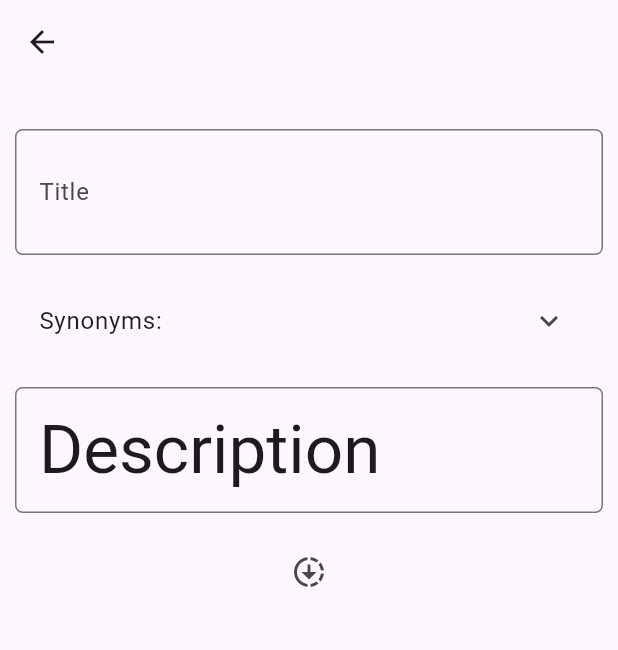
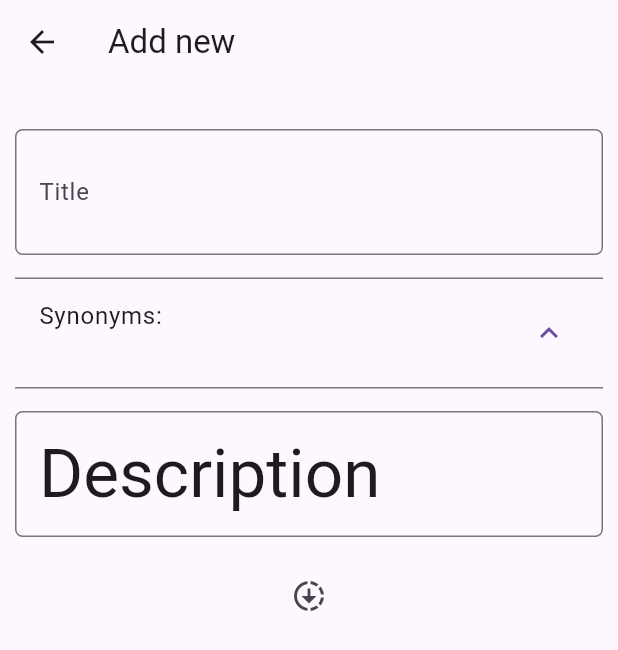
Before and after one commit to eugensosna/wortschatzchen_quiz, a Flutter app: the screen it shows after launch, after a tap on the "add" icon, on a phone screen of 412 x 824 dp. Shown: the top 650 px of the screen. Run offline on Flutter 3.47's test engine with Material 3 defaults, Android fonts, the phone set to English and light mode, and no system bars; our stand-ins replace drift, sqlite3_flutter_libs; missing offline and left inert: sqlite3, translator; accounts and stored records are empty; generated files the repository leaves out were written again.

Commit message:
add translated

```diff
--- a/lib/db/db.dart
+++ b/lib/db/db.dart
@@ -49,6 +49,8 @@ class Synonyms extends Table {
 
   TextColumn get name => text()();
   IntColumn get baseLang => integer().references(Languages, #id)();
+  TextColumn get translatedName => text()();
+
 }
 
 @DriftDatabase(tables: [Languages, Words, Synonyms, TranslatedWords])
--- a/lib/main.dart
+++ b/lib/main.dart
@@ -40,7 +40,6 @@ class MyHomePage extends StatefulWidget {
 }
 
 class _MyHomePageState extends State<MyHomePage> {
-  int _counter = 0;
   List<Word> listWords = [];
 
   @override
@@ -48,20 +47,9 @@ class _MyHomePageState extends State<MyHomePage> {
     super.initState();
   }
 
-  void _incrementCounter() {
-    setState(() {
-      // This call to setState tells the Flutter framework that something has
-      // changed in this State, which causes it to rerun the build method below
-      // so that the display can reflect the updated values. If we changed
-      // _counter without calling setState(), then the build method would not be
-      // called again, and so nothing would appear to happen.
-      _counter++;
-    });
-  }
 
   @override
   Widget build(BuildContext context) {
-    int counttest = 10;
     final theme = Theme.of(context);
     return MaterialApp(
       title: "Wortschatzchen",
--- a/lib/screens/words_detail.dart
+++ b/lib/screens/words_detail.dart
@@ -1,21 +1,35 @@
 import 'package:drift/drift.dart';
 import 'package:flutter/material.dart';
 import 'package:flutter/widgets.dart';
+import 'package:translator/translator.dart';
 import 'package:wortschatzchen_quiz/db/db.dart';
 import 'package:wortschatzchen_quiz/db/dbHelper.dart';
 import 'package:wortschatzchen_quiz/models/LeipzigWord.dart';
 
 class WordsDetail extends StatefulWidget {
-  const WordsDetail({super.key});
+  final Word editWord;
+  final String title;
+
+  const WordsDetail(this.editWord, this.title, {super.key});
 
   @override
-  _WordsDetailState createState() => _WordsDetailState();
+  WordsDetailState createState() => WordsDetailState(editWord, title);
 }
 
-class _WordsDetailState extends State<WordsDetail> {
+class WordsDetailState extends State<WordsDetail> {
+  late Word editWord;
+  final String AppBarText;
+  WordsDetailState(this.editWord, this.AppBarText);
+
+  String inputLanguage = 'de';
+  String outputLanuage = 'uk';
+
+  final translator = GoogleTranslator();
+
   TextEditingController titleController = TextEditingController();
   TextEditingController descriptionController = TextEditingController();
-  Word? wordEditing = Word(
+  Word? wordEditing =
+      const Word(
       id: 0,
       uuid: "",
       name: "",
@@ -25,12 +39,18 @@ class _WordsDetailState extends State<WordsDetail> {
       rootWordID: 0);
   List<Synonym> listSynonyms = [];
 
+
+Future<String> translateText(String inputText) async {
+    final translated =
+        await translator.translate(inputText, from: inputLanguage, to: outputLanuage);
+
+    //setState(() {    });
+    return translated.text;
+  }
   final db = DbHelper();
   late Language baseLang;
   @override
   void initState() {
-    // TODO: implement initState
-    // final result().getDefauiltBaseLang();
     super.initState();
     setBaseSetings().then((value) => print(value));
   }
@@ -43,15 +63,17 @@ class _WordsDetailState extends State<WordsDetail> {
           .insert(LanguagesCompanion.insert(name: "German", shortName: "de")));
       baseLang1 = await db.getLangById(id);
     }
-    if (wordEditing == null) {
-    } else {
-      listSynonyms = await db.getSynonymsByWord(wordEditing!.id);
+    if (editWord.name.isNotEmpty && editWord.id <= 0) {
+      titleController.text = editWord.name;
+      _addUpdateWord();
+    }
+    db.getSynonymsByWord(editWord.id).then((value) {
+      listSynonyms = value;
       setState(() {});
-    }
+    });
     setState(() {
       baseLang = baseLang1!;
-      titleController.text = wordEditing!.name;
-      descriptionController.text = wordEditing!.description;
+
     });
     return "Ok";
   }
@@ -59,9 +81,12 @@ class _WordsDetailState extends State<WordsDetail> {
   @override
   Widget build(BuildContext context) {
     TextStyle? textStyle = Theme.of(context).textTheme.displayMedium;
+    titleController.text = editWord.name;
+    descriptionController.text = editWord.description;
+
     return Scaffold(
       appBar: AppBar(
-        title: const Text(''),
+        title: Text(AppBarText),
         leading: IconButton(
           icon: const Icon(Icons.arrow_back),
           onPressed: () async {
@@ -81,16 +106,6 @@ class _WordsDetailState extends State<WordsDetail> {
               child: TextField(
                   controller: titleController,
                   style: textStyle,
-                  onChanged: (value) {
-                    debugPrint('Someting changed in Title $value');
-                  },
-                  onEditingComplete: () async {
-                    debugPrint("onEditingComplete");
-                    // _addUpdateWord();
-                  },
-                  onTapOutside: (event) {
-                    debugPrint("onTapOutside" + event.toString());
-                  },
                   decoration: InputDecoration(
                       label: const Text('Title'),
                       border: OutlineInputBorder(
@@ -123,19 +138,69 @@ class _WordsDetailState extends State<WordsDetail> {
     );
   }
 
-  Widget buildSynonyms(List<Synonym> _listSynonyms) {
-    String title = "";
-    _listSynonyms.map((e) => title + e.name);
+Widget _addListTitleSynonym(String title1, String description) {
+    return ListTile(
+      title: Text(title1),
+      subtitle: Text(description),
+      onLongPress: () {
+        debugPrint("lljj");
+      },
+      // onTap: () {
+
+      //   navigateToDetail(
+      //       const Word(
+      //           id: -99,
+      //           uuid: "",
+      //           name: title1,
+      //           description: description,
+      //           mean: "",
+      //           baseLang: 0,
+      //           rootWordID: 0),
+      //       "Add synonym");
+      // },
+    );
+  }
+
+  Widget buildSynonyms(List<Synonym> listSynonyms) {
+
     List<Widget> listChildren = [];
-    for (var _item in _listSynonyms) {
-      listChildren.add(ListTile(
-        title: Text(_item.name),
-        subtitle: const Text("translate"),
-      ));
+    String titleList = "";
+    if (listSynonyms.isNotEmpty) {
+      int maxCount = listSynonyms.length > 10 ? 10 : listSynonyms.length;
+      titleList = listSynonyms
+          .map((e) {
+            return " ${e.name}";
+          })
+          .toList()
+          .sublist(0, maxCount)
+          .join(", ");
+      var listSynonymsSliced = listSynonyms.sublist(0, maxCount);
+      for (var _item in listSynonymsSliced) {
+        listChildren.add(_addListTitleSynonym(_item.name, _item.translatedName));
+        // ListTile(
+        //   title: Text(_item.name),
+        //   subtitle: const Text("translate"),
+        //     onTap: () {
+        //       navigateToDetail(
+        //           const Word(
+        //               id: -99,
+        //               uuid: "",
+        //               name: _item.name,
+        //               description: "",
+        //               mean: "",
+        //               baseLang: 0,
+        //               rootWordID: 0),
+        //           "Add synonym");
+        //     },
+
+        // ))
+      }
     }
 
     return ExpansionTile(
-      title: Text("Synonyms: $title"),
+      title: const Text("Synonyms: "),
+      subtitle: Text(titleList),
+      initiallyExpanded: true,
       children: listChildren,
     );
   }
@@ -147,8 +212,9 @@ class _WordsDetailState extends State<WordsDetail> {
   }
 
   void _addUpdateWord() async {
-    var _word = await db.getWordByName(titleController.text);
-    if (_word == null) {
+    if (editWord.id <= 0) {
+      descriptionController.text = await translateText(titleController.text);
+      var word = await db.getWordByName(titleController.text);
       int id = await db.into(db.words).insert(WordsCompanion.insert(
             name: titleController.text,
             description: descriptionController.text,
@@ -156,23 +222,39 @@ class _WordsDetailState extends State<WordsDetail> {
             rootWordID: 0,
             baseLang: baseLang.id,
           ));
-      _word = await db.getWordById(id);
-
-      var leipzigSynonyms = LeipzigWord(_word!.name);
+      word = await db.getWordById(id);
+      if (word != null) {
+        editWord = word;
+      }
+      var leipzigSynonyms = LeipzigWord(word!.name);
       await leipzigSynonyms.getFromInternet();
+      if (leipzigSynonyms.Synonym.isNotEmpty) {
+        db.deleteSynonymsByWord(editWord);
+      }
       for (var item in leipzigSynonyms.Synonym) {
-        print(item);
+        String translated = await translateText(item.name);
 
         var idSyn = await db.into(db.synonyms).insert(SynonymsCompanion.insert(
             name: item.name,
-            baseWord: _word.id,
+            translatedName: translated,
+            baseWord: editWord.id,
             synonymWord: 0,
-            baseLang: _word.baseLang));
+            baseLang: word.baseLang));
+      }
+    } else {
+      Word toUpdate =
+          editWord.copyWith(name: titleController.text, description: descriptionController.text);
+
+      bool result = await db.updateWord(toUpdate);
+      if (result) {
+        editWord = toUpdate.copyWith();
       }
     }
 
+
+    listSynonyms = await db.getSynonymsByWord(editWord.id);
+
     setState(() {
-      wordEditing = _word!;
     });
   }
 
@@ -190,4 +272,15 @@ class _WordsDetailState extends State<WordsDetail> {
       Navigator.pop(context, true);
     }
   }
+
+
+
+Future<void> navigateToDetail(Word wordToEdit, String title) async {
+    final result = await Navigator.push(context, MaterialPageRoute(builder: (context) {
+      print(wordToEdit.id);
+      return WordsDetail(wordToEdit, title);
+    }));
+    if (result) {}
+  }
+
 }
--- a/lib/screens/words_list.dart
+++ b/lib/screens/words_list.dart
@@ -1,6 +1,7 @@
 import 'package:drift/drift.dart';
 import 'package:flutter/material.dart';
 import 'package:wortschatzchen_quiz/db/db.dart';
+import 'package:wortschatzchen_quiz/db/dbHelper.dart';
 import 'package:wortschatzchen_quiz/screens/words_detail.dart';
 
 class WordsList extends StatefulWidget {
@@ -24,10 +25,13 @@ class WordsListState extends State<WordsList> {
     super.initState();
   }
 
-  Future<void> _AddNewWord() async {
+  Future<void> navigateToDetail(Word wordToEdit, String title) async {
+
     final result =
         await Navigator.push(context, MaterialPageRoute(builder: (context) {
-      return const WordsDetail();
+      print(wordToEdit.id);
+      return WordsDetail(wordToEdit, title);
+
     }));
     if (result) {
       updateListWords();
@@ -43,7 +47,16 @@ class WordsListState extends State<WordsList> {
       body: getWordsListView(),
       floatingActionButton: FloatingActionButton(
         onPressed: () {
-          _AddNewWord();
+          navigateToDetail(
+              const Word(
+                  id: -99,
+                  uuid: "",
+                  name: "",
+                  description: "",
+                  mean: "",
+                  baseLang: 0,
+                  rootWordID: 0),
+              "Add new");
         },
         tooltip: "Add note",
         child: const Icon(Icons.add),
@@ -52,7 +65,6 @@ class WordsListState extends State<WordsList> {
   }
 
   ListView getWordsListView() {
-    TextStyle? titleStile = Theme.of(context).textTheme.labelLarge;
     return ListView.builder(
       itemCount: listWords.length,
       itemBuilder: (context, index) {
@@ -74,13 +86,22 @@ class WordsListState extends State<WordsList> {
       ),
       title: Text(
         itemWord.name,
-        style: const TextStyle(fontSize: 16),
+        //style: const TextStyle(fontSize: 6),
       ),
       subtitle: Text(itemWord.description),
-      trailing: const Icon(
+      trailing: GestureDetector(
+        child: const Icon(
         Icons.delete,
         color: Colors.grey,
       ),
+        onTap: () {
+          _delete(itemWord);
+        },
+      ),
+      onTap: () {
+        debugPrint("lit Tap");
+        navigateToDetail(itemWord, "View ${itemWord.name}");
+      },
     );
   }
 
@@ -98,4 +119,10 @@ class WordsListState extends State<WordsList> {
       });
     });
   }
+
+  void _delete(Word itemWord) async {
+    DbHelper().deleteWord(itemWord).then((value) {
+      updateListWords();
+    });
+  }
 }
--- a/pubspec.yaml
+++ b/pubspec.yaml
@@ -41,6 +41,8 @@ dependencies:
   html:
   http: ^1.2.1
   path: ^1.9.0
+  translator: ^1.0.0
+
 
 dev_dependencies:
   flutter_test:
```
Also changed, not shown: lib/db/dbHelper.dart (+10 -7 lines), lib/db/db.g.dart, pubspec.lock.
